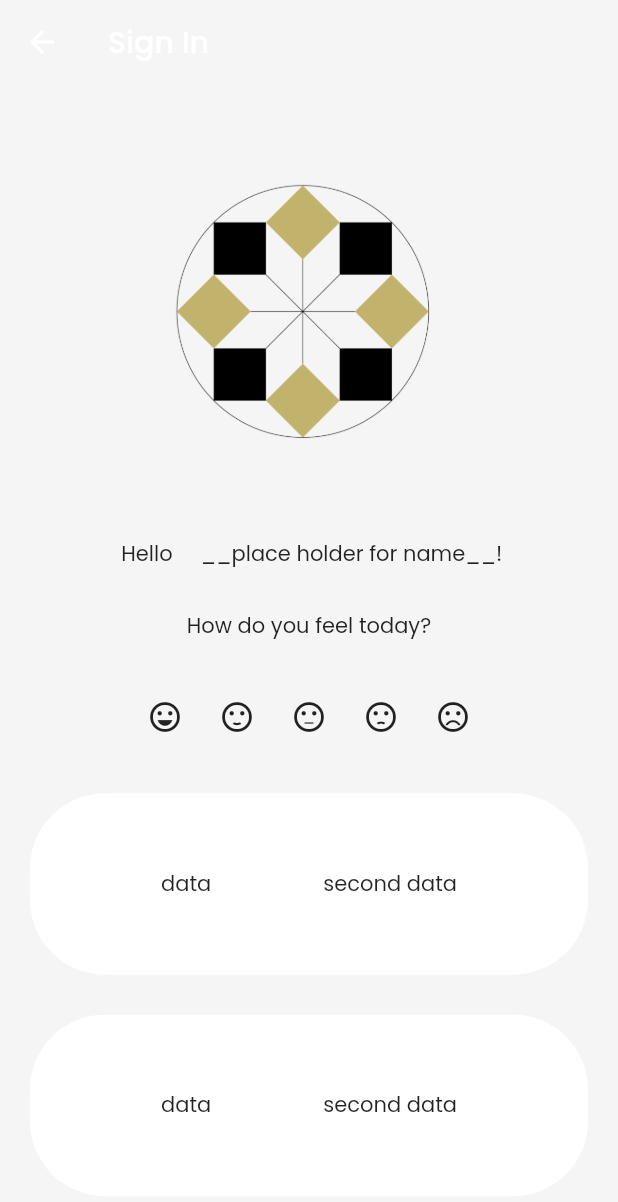
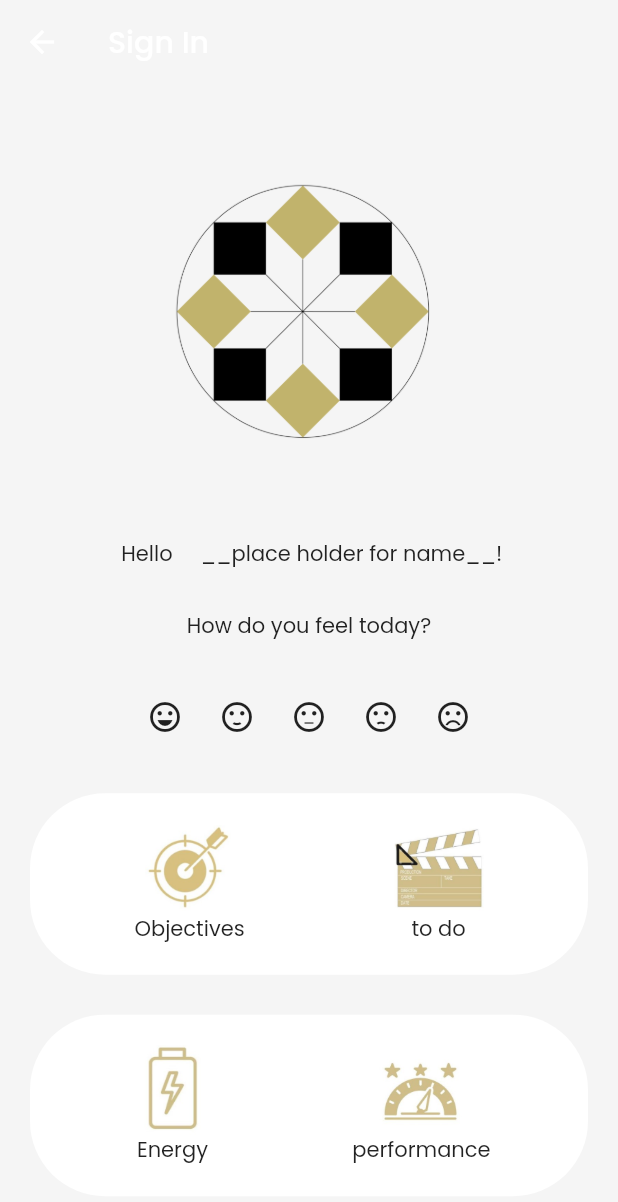
Before and after one commit to aleksandreM/NLP-coaching-app, a Flutter app: the screen it shows after launch, after a tap on "Sign in", on a phone screen of 412 x 824 dp. Shown: the top 1202 px of the screen. Run offline on Flutter 3.47's test engine with Material 2 defaults, Android fonts, the phone set to English and light mode, and no system bars; our stand-ins replace google_fonts.

Commit message:
ongonig work on sign in page

```diff
--- a/lib/screens/sign_in_screen.dart
+++ b/lib/screens/sign_in_screen.dart
@@ -27,7 +27,9 @@ class SignInScreen extends StatelessWidget {
                 Text(
                   ' Hello',
                 ),
-                SizedBox(width: 15,),
+                SizedBox(
+                  width: 15,
+                ),
                 Text(' __place holder for name__!'),
               ],
             ),
@@ -35,9 +37,7 @@ class SignInScreen extends StatelessWidget {
             Row(
               mainAxisAlignment: MainAxisAlignment.center,
               children: [
-                CustomIconButton(
-                  icon: Icons.sentiment_very_satisfied
-                ),
+                CustomIconButton(icon: Icons.sentiment_very_satisfied),
                 CustomIconButton(
                   icon: Icons.sentiment_satisfied,
                 ),
@@ -52,40 +52,77 @@ class SignInScreen extends StatelessWidget {
                 ),
               ],
             ),
-            Container(
+            const CustomCircularContainer(
+              aim: 'Objectives',
+              imagePath: 'assets/images/objectivos.jpeg',
+              secondAim: 'to do',
+              secondImagePath: 'assets/images/Tohappen.jpg',
+            ),
+            const CustomCircularContainer(
+                aim: 'Energy',
+                imagePath: 'assets/images/battery.jpg',
+                secondAim: 'performance',
+                secondImagePath: 'assets/images/Performance.jpg')
+          ],
+        ));
+  }
+}
 
-              decoration: BoxDecoration(borderRadius: BorderRadius.circular(50), color:Colors.white),
+class CustomCircularContainer extends StatelessWidget {
+  final String imagePath;
+  final String aim;
+  final String secondImagePath;
+  final String secondAim;
+  const CustomCircularContainer({
+    required this.aim,
+    required this.imagePath,
+    required this.secondAim,
+    required this.secondImagePath,
+    super.key,
+  });
 
+  @override
+  Widget build(BuildContext context) {
+    return Container(
+      decoration: BoxDecoration(borderRadius: BorderRadius.circular(50), color: Colors.white),
       margin: const EdgeInsets.only(left: 20, right: 20),
-              padding: const EdgeInsets.all(50),
-
+      padding: const EdgeInsets.all(20),
       child: Row(
         mainAxisAlignment: MainAxisAlignment.spaceAround,
-                children:const [
+        children: [
+          Column(
+            children: [
+              GestureDetector(
+                onTap: () {
 
-                  Text('data'),
-                  Text('second data'),
+                },
+                child: Image.asset(
+                  imagePath,
+                  height: 60,
+                  width: 60,
+                ),
+              ),
+              Text(aim),
             ],
           ),
+          Column(
+            children: [
+              GestureDetector(
+                onTap: () {
+
+                },
+                child: Image.asset(
+                  secondImagePath,
+                  height: 60,
+                  width: 60,
                 ),
-            Container(
-
-              decoration: BoxDecoration(borderRadius: BorderRadius.circular(50), color:Colors.white),
-
-              margin: const EdgeInsets.only(left: 20, right: 20),
-              padding: const EdgeInsets.all(50),
-
-              child: Row(
-              mainAxisAlignment: MainAxisAlignment.spaceAround,
-                children:const [
-
-                  Text('data'),
-                  Text('second data'),
+              ),
+              Text(secondAim),
+            ],
+          )
         ],
       ),
-            )
-          ],
-        ));
+    );
   }
 }
 
--- a/pubspec.yaml
+++ b/pubspec.yaml
@@ -34,6 +34,7 @@ dependencies:
   google_fonts: ^4.0.3
 
 
+
   # The following adds the Cupertino Icons font to your application.
   # Use with the CupertinoIcons class for iOS style icons.
   cupertino_icons: ^1.0.2
@@ -65,6 +66,10 @@ flutter:
   # To add assets to your application, add an assets section, like this:
   assets:
     - assets/images/mandalasemfundo-01.png
+    - assets/images/Tohappen.jpg
+    - assets/images/objectivos.jpeg
+    - assets/images/battery.jpg
+    - assets/images/Performance.jpg
 
 
   # An image asset can refer to one or more resolution-specific "variants", see
```
Also changed, not shown: assets/images/Tohappen.jpg (renamed from assets/images/To happen.jpg), assets/images/objectivos.jpeg (added). Lines whose indentation alone changed are shown as unchanged.
